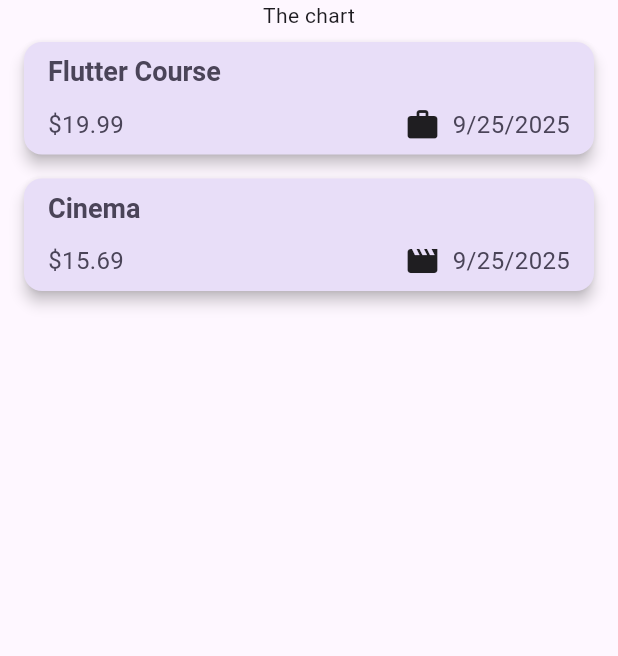
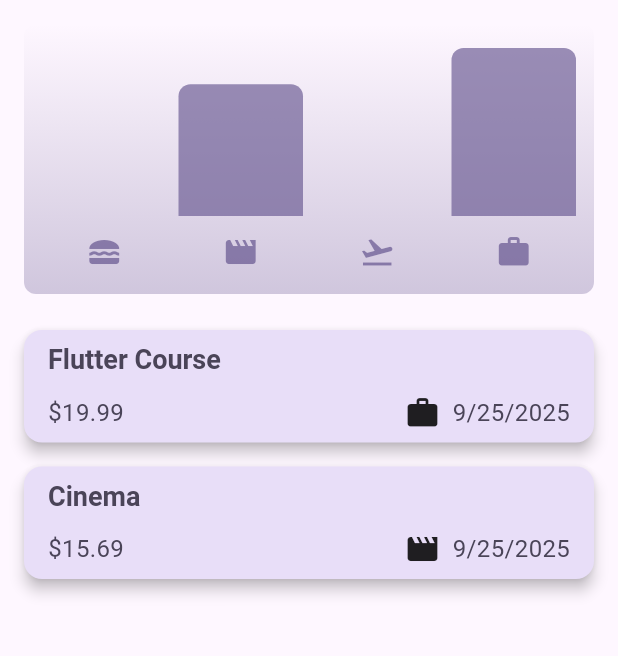
Before and after one commit to esperantkela/flutter-expensive-tracker-app, a Flutter app: the screen it shows after launch, on a phone screen of 412 x 824 dp, the part 84-740 px from its top. Run offline on Flutter 3.47's test engine with Material 3 defaults, Android fonts, the phone set to English and light mode, and no system bars.

Commit message:
feat(expenses): replace placeholder text with Chart widget to visualize expenses

```diff
--- a/lib/expenses.dart
+++ b/lib/expenses.dart
@@ -1,3 +1,4 @@
+import 'package:expensive_tracker/widgets/chart/chart.dart';
 import 'package:expensive_tracker/widgets/expensises_list/expenses_list.dart';
 import 'package:expensive_tracker/models/expense.dart';
 import 'package:expensive_tracker/widgets/new_expense.dart';
@@ -80,7 +81,7 @@ class _ExpensesState extends State<Expenses> {
       ),
       body: Column(
         children: [
-          Text('The chart'),
+          Chart(expenses: registeredExpenses),
           Expanded(child: mainContent)
         ],
       ),
```
